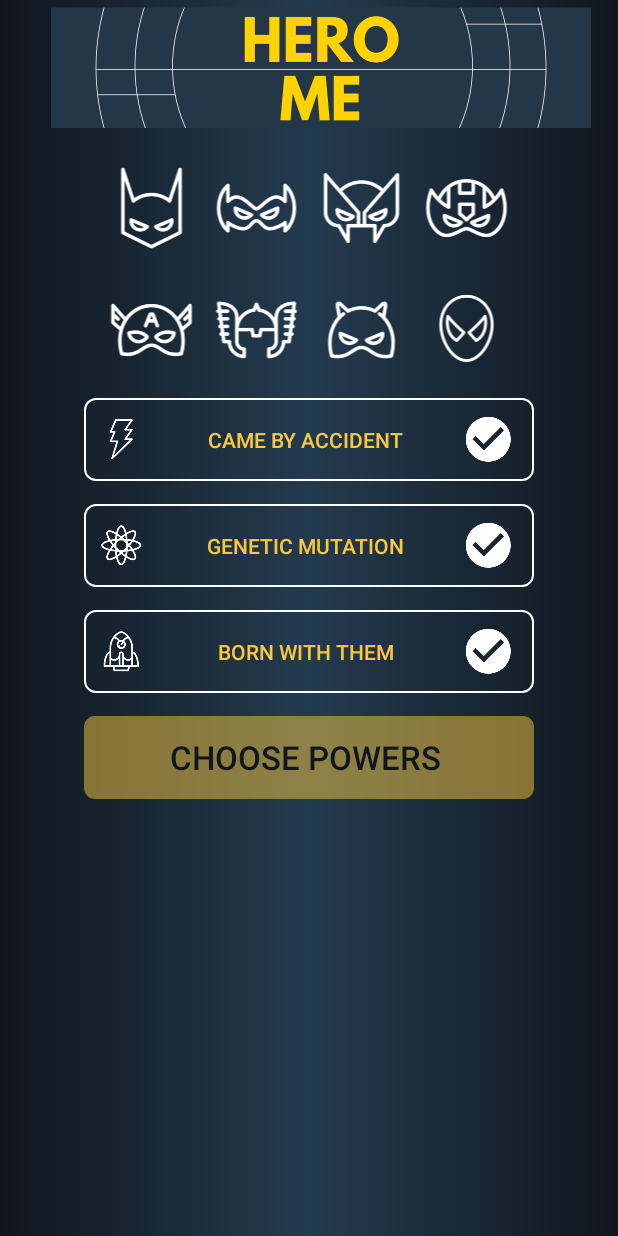
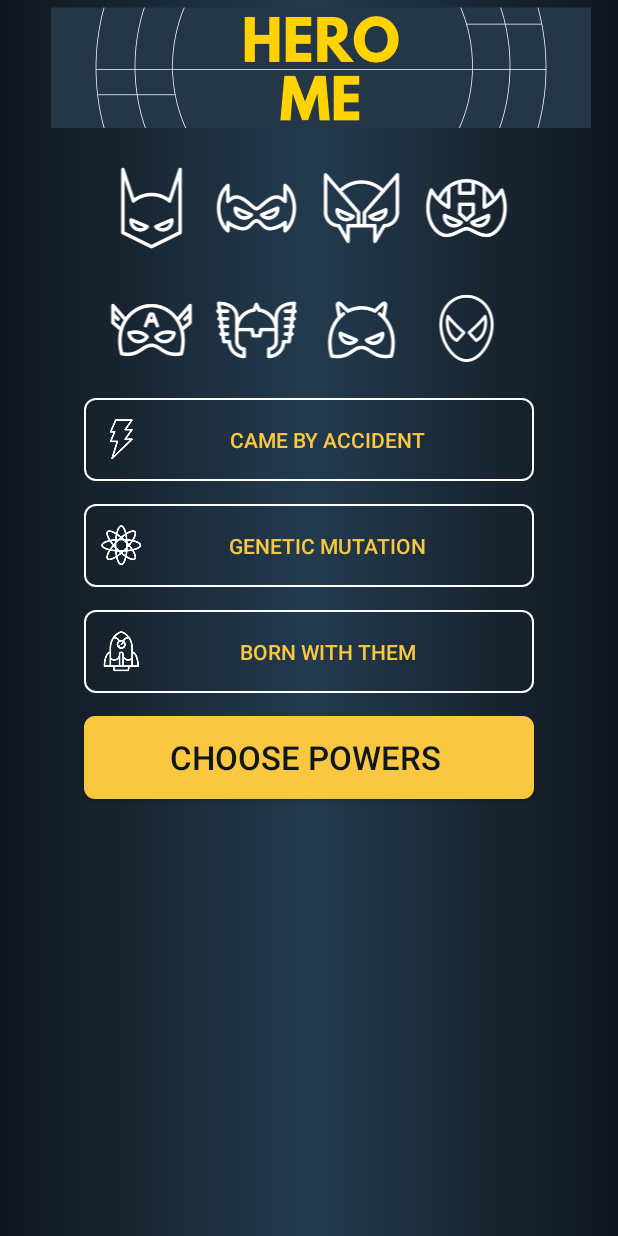
Before and after one commit to dharwarCraton/heroMe, an Android app: the screen it shows after launch (MainActivity), on a phone screen of 412 x 824 dp. Run offline under Robolectric (Android 15) with nearby library versions, the phone set to English and light mode, and no system bars.

Commit message:
The experiment that I thought would take less code but ironically it takes more.

```diff
--- a/app/src/main/java/com/farah/herome/fragments/MainFragment.java
+++ b/app/src/main/java/com/farah/herome/fragments/MainFragment.java
@@ -1,6 +1,7 @@
 package com.farah.herome.fragments;
 
 import android.content.Context;
+import android.graphics.drawable.Drawable;
 import android.net.Uri;
 import android.os.Bundle;
 import android.support.v4.app.Fragment;
@@ -10,6 +11,9 @@ import android.view.ViewGroup;
 import android.widget.Button;
 
 import com.farah.herome.R;
+
+import java.util.ArrayList;
+import java.util.List;
 
 /**
  * A simple {@link Fragment} subclass.
@@ -24,6 +28,10 @@ public class MainFragment extends Fragment {
     // the fragment initialization parameters, e.g. ARG_ITEM_NUMBER
     private static final String ARG_PARAM1 = "param1";
     private static final String ARG_PARAM2 = "param2";
+    private Button cameByAccidentButton;
+    private Button geneticMutationButton;
+    private Button bornWithThemButton;
+    private Button choosePowersButton;
 
     // TODO: Rename and change types of parameters
     private String mParam1;
@@ -66,14 +74,23 @@ public class MainFragment extends Fragment {
     public View onCreateView(LayoutInflater inflater, ViewGroup container,
                              Bundle savedInstanceState) {
         View view  = inflater.inflate(R.layout.fragment_main, container, false);
+        List<Button> buttons = new ArrayList<>();
 
-        Button cameByAccidentButton = view.findViewById(R.id.came_by_accident_button);
-        Button geneticMutationButton = view.findViewById(R.id.genetic_mutation_button);
-        Button bornWithThemButton = view.findViewById(R.id.born_with_them_button);
-        Button choosePowersButton = view.findViewById(R.id.choose_powers_button);
+        cameByAccidentButton = view.findViewById(R.id.came_by_accident_button);
+        geneticMutationButton = view.findViewById(R.id.genetic_mutation_button);
+        bornWithThemButton = view.findViewById(R.id.born_with_them_button);
+        choosePowersButton = view.findViewById(R.id.choose_powers_button);
 
         choosePowersButton.setEnabled(false);
         choosePowersButton.getBackground().setAlpha(128);
+
+        buttons.add(cameByAccidentButton);
+        buttons.add(geneticMutationButton);
+        buttons.add(bornWithThemButton);
+
+
+        setOnClickListeners(buttons);
+
         // Inflate the layout for this fragment
         return view;
     }
@@ -116,4 +133,40 @@ public class MainFragment extends Fragment {
         // TODO: Update argument type and name
         void MainFragmentInteraction(Uri uri);
     }
+
+    private void setOnClickListeners(final List<Button> buttons) {
+        for (final Button button : buttons) {
+            button.setOnClickListener(new View.OnClickListener() {
+                @Override
+                public void onClick(View buttonClicked) {
+                    if (buttonClicked == cameByAccidentButton) {
+                        cameByAccidentButton.setCompoundDrawablesWithIntrinsicBounds(R.drawable.lightning, 0, R.drawable.item_selected, 0);
+                        resetButtonCheckmark(buttons, R.drawable.lightning);
+                    } else if (buttonClicked == geneticMutationButton) {
+                        geneticMutationButton.setCompoundDrawablesWithIntrinsicBounds(R.drawable.atomic, 0, R.drawable.item_selected, 0);
+                        resetButtonCheckmark(buttons, R.drawable.atomic);
+                    } else if (buttonClicked == bornWithThemButton) {
+                        bornWithThemButton.setCompoundDrawablesWithIntrinsicBounds(R.drawable.rocket, 0, R.drawable.item_selected, 0);
+                        resetButtonCheckmark(buttons, R.drawable.rocket);
+                    }
+                }
+            });
+        }
+        choosePowersButton.setEnabled(true);
+        choosePowersButton.getBackground().setAlpha(255);
+    }
+
+    private void resetButtonCheckmark(List<Button> buttons, int leftDrawable) {
+        Drawable[] buttonDrawables = new Drawable[4];
+        for (Button button : buttons) {
+            if (button.isPressed()) {
+               buttonDrawables = button.getCompoundDrawables();
+            }
+            if (buttonDrawables[2] == null) {
+                button.setCompoundDrawablesWithIntrinsicBounds(leftDrawable, 0, R.drawable.item_selected, 0);
+            } else {
+                button.setCompoundDrawablesWithIntrinsicBounds(leftDrawable, 0, 0, 0);
+            }
+        }
+    }
 }
--- a/app/src/main/res/layout/fragment_main.xml
+++ b/app/src/main/res/layout/fragment_main.xml
@@ -41,7 +41,6 @@
             android:layout_marginTop="15dp"
             android:background="@drawable/hero_button"
             android:drawableStart="@drawable/lightning"
-            android:drawableEnd="@drawable/item_selected"
             android:gravity="center"
             android:paddingStart="10dp"
             android:paddingEnd="15dp"
@@ -56,7 +55,6 @@
             android:layout_marginTop="15dp"
             android:background="@drawable/hero_button"
             android:drawableStart="@drawable/atomic"
-            android:drawableEnd="@drawable/item_selected"
             android:gravity="center"
             android:paddingStart="10dp"
             android:paddingEnd="15dp"
@@ -71,7 +69,6 @@
             android:layout_marginTop="15dp"
             android:background="@drawable/hero_button"
             android:drawableStart="@drawable/rocket"
-            android:drawableEnd="@drawable/item_selected"
             android:gravity="center"
             android:paddingStart="10dp"
             android:paddingEnd="15dp"
```
